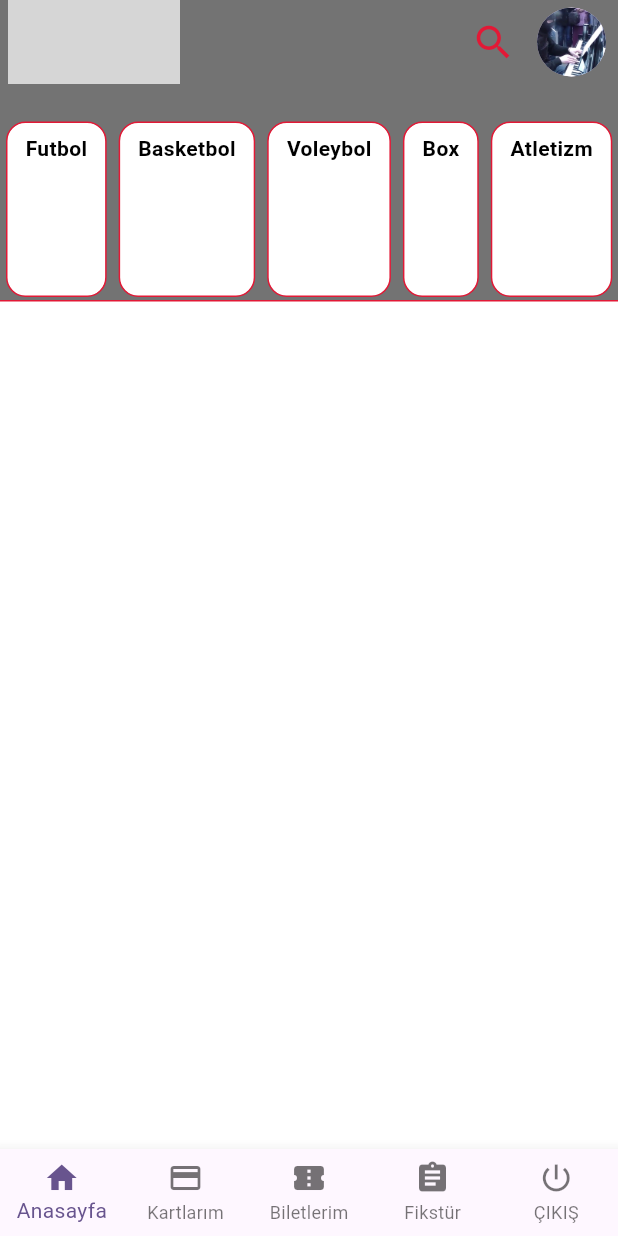
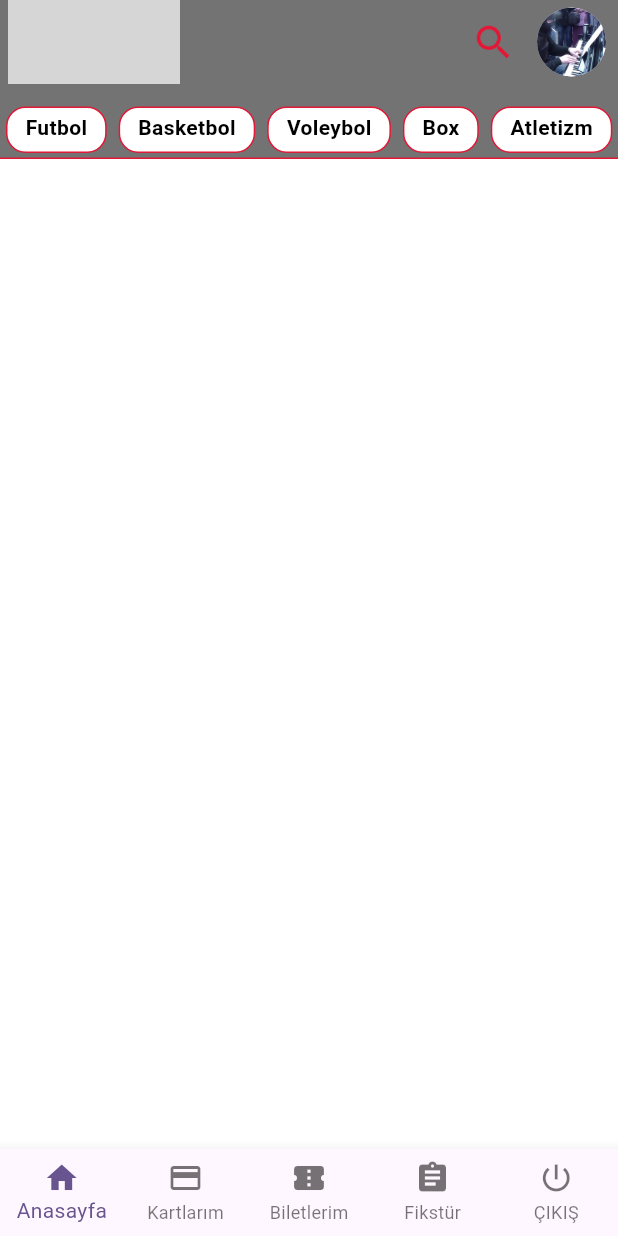
Before and after one commit to Macellan02/passolig, a Flutter app: the screen it shows after launch, on a phone screen of 412 x 824 dp. Run offline on Flutter 3.47's test engine with Material 3 defaults, Android fonts, the light colour scheme and no system bars; grey boxes are pictures that could not be loaded.

Commit message:
Bazı düzeltmeler

```diff
--- a/lib/screens/home_screen.dart
+++ b/lib/screens/home_screen.dart
@@ -67,21 +67,22 @@ class _HomeScreenState extends State<HomeScreen> {
         ],
       ),
 
-      body: Column(
-        children: [
-          SafeArea(
-            child: Container(
+      body: SafeArea(
+        child: ListView(
+          scrollDirection: Axis.vertical,
+          children: [
+            Container(
               decoration: BoxDecoration(
                   color: const Color.fromRGBO(115, 115, 115, 1),
                   border: Border(
                       bottom:
                           BorderSide(color: Color.fromRGBO(226, 25, 54, 1)))),
               width: double.infinity,
-              height: 145,
+              height: 50,
               child: Column(
                 mainAxisAlignment: MainAxisAlignment.spaceAround,
+                //sekmeler için container
                 children: [
-                  //sekmeler
                   Expanded(
                     child: ListView(
                       scrollDirection: Axis.horizontal,
@@ -102,13 +103,8 @@ class _HomeScreenState extends State<HomeScreen> {
                 ],
               ),
             ),
-          ),
-          Expanded(
-            child: Container(
-              width: double.infinity,
-            ),
-          ),
-        ],
+          ],
+        ),
       ),
     );
   }
@@ -117,8 +113,8 @@ class _HomeScreenState extends State<HomeScreen> {
     String text,
   ) {
     return Container(
-      padding: const EdgeInsets.only(top: 7, bottom: 7, left: 12, right: 12),
-      margin: const EdgeInsets.only(top: 25, bottom: 2, left: 4, right: 4),
+      padding: const EdgeInsets.only(top: 3, bottom: 3, left: 12, right: 12),
+      margin: const EdgeInsets.only(top: 15, bottom: 3, left: 4, right: 4),
       decoration: BoxDecoration(
         color: Color.fromRGBO(255, 255, 255, 1),
         borderRadius: BorderRadius.circular(13),
```
